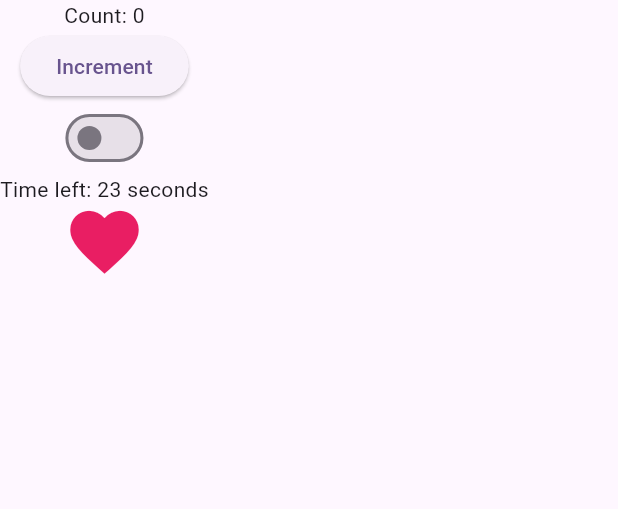
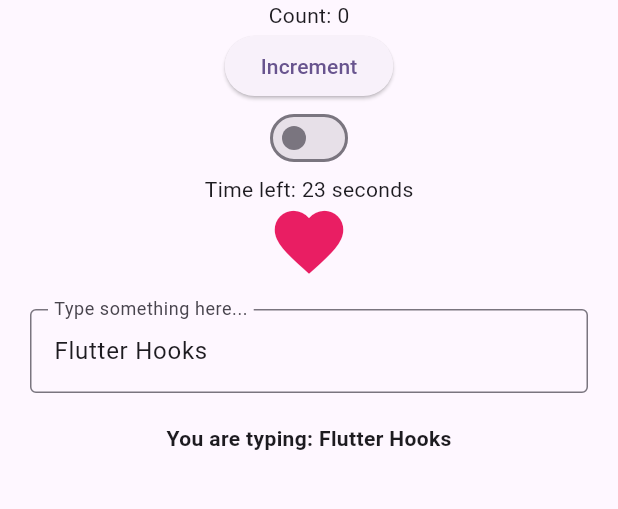
Before and after one commit to thetahmeed/flutter_hooks_practice, a Flutter app: the screen it shows after launch, on a phone screen of 412 x 824 dp, the part 84-593 px from its top. Run offline on Flutter 3.47's test engine with Material 3 defaults, Android fonts, the phone set to English and light mode, and no system bars; our stand-ins replace flutter_hooks.

Commit message:
Update home_page.dart

```diff
--- a/lib/home_page.dart
+++ b/lib/home_page.dart
@@ -116,6 +116,23 @@ class HomePage extends HookWidget {
             scale: animation, // animation value changes smoothly over time
             child: Icon(Icons.favorite, color: Colors.pink, size: 50),
           ),
+
+          // ========== BONUS UI: TextField with Controller ==========
+          Padding(
+            padding: const EdgeInsets.all(20.0),
+            child: TextField(
+              controller: myController,
+              decoration: InputDecoration(
+                labelText: "Type something here...",
+                border: OutlineInputBorder(),
+              ),
+            ),
+          ),
+          // This shows what you typed in real-time!
+          Text(
+            "You are typing: ${myController.text}",
+            style: TextStyle(fontWeight: FontWeight.bold),
+          ),
         ],
       ),
     );
```
